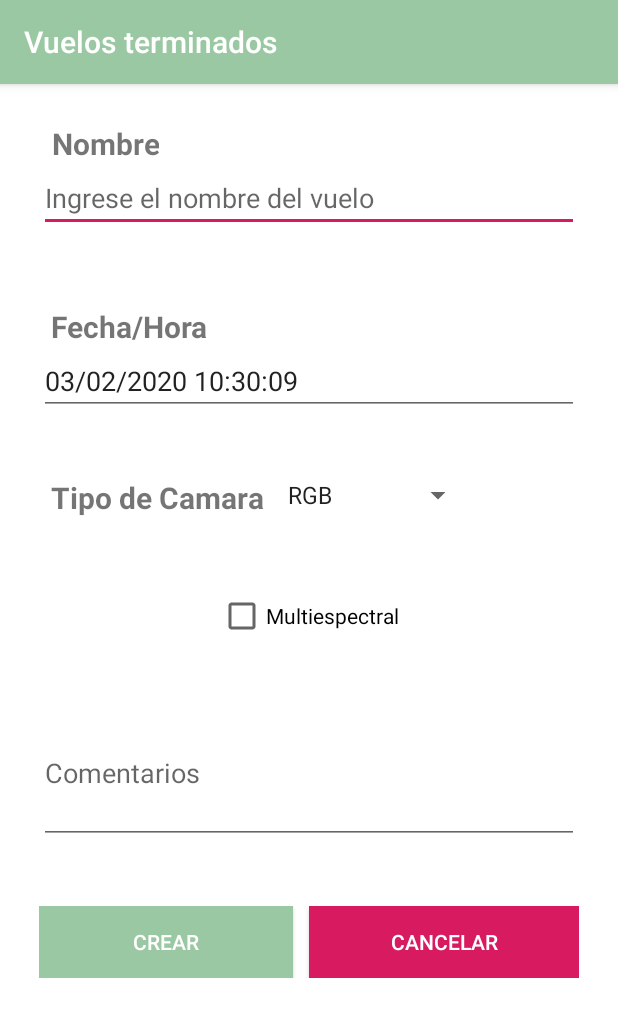
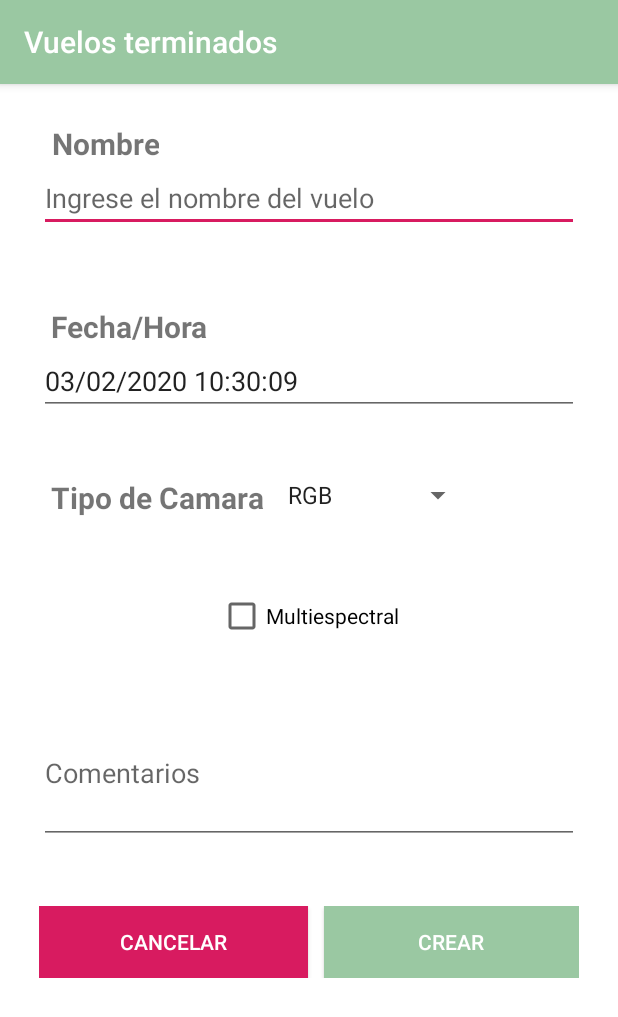
Before and after one commit to IS-AgroSmart/AgroSmart-Mobile, an Android app: the fragment CrearVueloFragment shown on its own in the app's theme, on a phone screen of 412 x 824 dp. Shown: the top 1017 px of the screen. Run offline under Robolectric (Android 15) with nearby library versions, the phone set to English and light mode, and no system bars.

Commit message:
Change order of buttons in create flight

```diff
--- a/app/src/main/res/layout/fragment_crear_vuelo.xml
+++ b/app/src/main/res/layout/fragment_crear_vuelo.xml
@@ -9,7 +9,9 @@
 
     <ScrollView
         android:layout_width="match_parent"
-        android:layout_height="match_parent">
+        android:layout_height="match_parent"
+        tools:layout_editor_absoluteX="-58dp"
+        tools:layout_editor_absoluteY="-31dp">
 
         <LinearLayout
             android:id="@+id/linearLayout1"
@@ -171,23 +173,25 @@
                 android:paddingBottom="5dp">
 
                 <Button
+                    android:id="@+id/button_cancelar_crear_vuelo"
+                    android:layout_width="20dp"
+                    android:layout_height="wrap_content"
+                    android:layout_marginLeft="0dp"
+                    android:layout_marginRight="5dp"
+                    android:layout_weight="1"
+                    android:background="@color/colorAccent"
+                    android:text="@string/cancelar_crear_vuelo"
+                    android:textColor="?attr/colorBackgroundFloating" />
+
+                <Button
                     android:id="@+id/button_crear_vuelo"
                     android:layout_width="10dp"
                     android:layout_height="wrap_content"
-                    android:layout_marginRight="5dp"
+                    android:layout_marginLeft="5dp"
+                    android:layout_marginRight="0dp"
                     android:layout_weight="1"
                     android:background="@color/colorPrimary"
                     android:text="@string/crear_vuelo"
-                    android:textColor="?attr/colorBackgroundFloating" />
-
-                <Button
-                    android:id="@+id/button_cancelar_crear_vuelo"
-                    android:layout_width="20dp"
-                    android:layout_height="wrap_content"
-                    android:layout_marginLeft="5dp"
-                    android:layout_weight="1"
-                    android:background="@color/colorAccent"
-                    android:text="@string/cancelar_crear_vuelo"
                     android:textColor="?attr/colorBackgroundFloating" />
 
             </LinearLayout>
```
